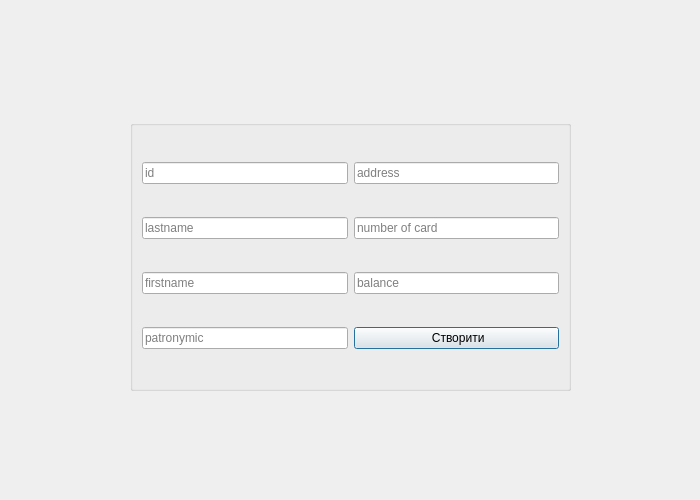
This is MDI/PR10/customerdialog.ui in mariancompany7-alt/OOP_practice as Qt 5 draws it before an edit. The edited form follows.
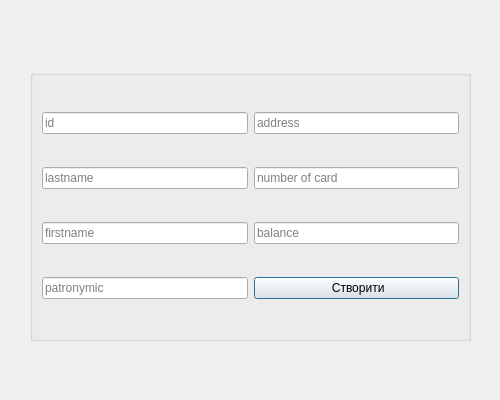
This is the edited form.

Diff of the .ui file:
```diff
--- a/MDI/PR10/customerdialog.ui
+++ b/MDI/PR10/customerdialog.ui
@@ -6,8 +6,8 @@
    <rect>
     <x>0</x>
     <y>0</y>
-    <width>700</width>
-    <height>500</height>
+    <width>500</width>
+    <height>400</height>
    </rect>
   </property>
   <property name="windowTitle">
@@ -16,8 +16,8 @@
   <widget class="QGroupBox" name="groupBox">
    <property name="geometry">
     <rect>
-     <x>130</x>
-     <y>120</y>
+     <x>30</x>
+     <y>70</y>
      <width>441</width>
      <height>271</height>
     </rect>
```
